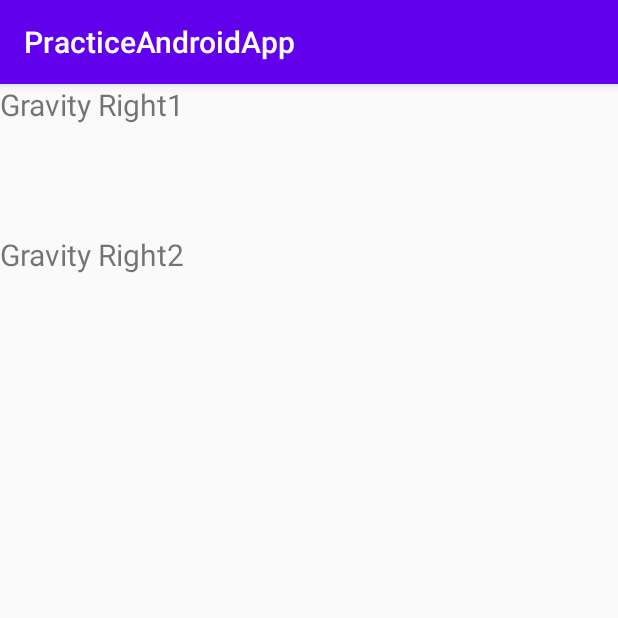
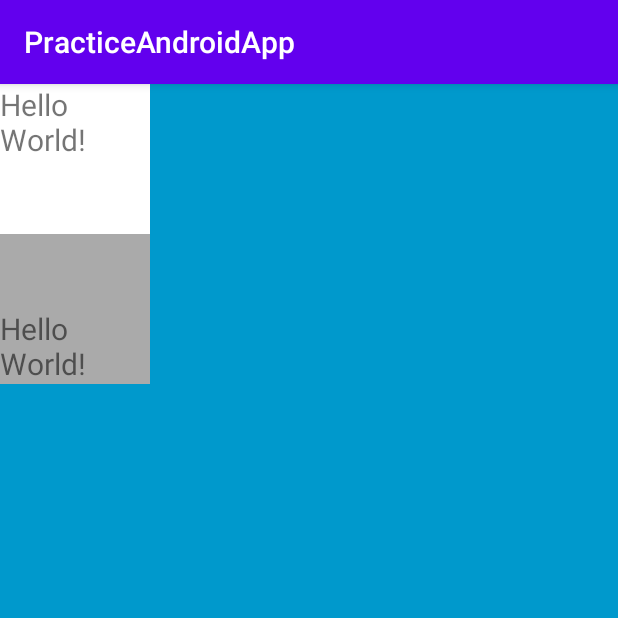
Before and after one commit to KnightOrKnave/AndroidPractice, an Android app: the Pract1Activity screen opened directly, with no data from a screen before it, on a phone screen of 412 x 824 dp, the top half of it. Run offline under Robolectric (Android 15) with nearby library versions, the phone set to English and light mode, and no system bars.

Commit message:
add pract1 動いた

```diff
--- a/app/src/main/java/com/example/practiceandroidapp/MainActivity.kt
+++ b/app/src/main/java/com/example/practiceandroidapp/MainActivity.kt
@@ -3,7 +3,9 @@ package com.example.practiceandroidapp
 import android.content.Intent
 import androidx.appcompat.app.AppCompatActivity
 import android.os.Bundle
+import android.util.Log
 import android.view.View
+import android.widget.Button
 
 class MainActivity : AppCompatActivity() {
 
@@ -12,12 +14,13 @@ class MainActivity : AppCompatActivity() {
         setContentView(R.layout.activity_main)
 
         //set pract1 button
-        findViewById<View>(R.id.button1).setOnClickListener(View.OnClickListener {
-            fun onClick(view:View){
-                val context=view
+        findViewById<Button>(R.id.button1).setOnClickListener{view ->
+            run {
+                Log.i("button", "button1 clicked")
+                val context = view
                     .context
-                    .startActivity(Intent(view.context,Pract1Activity::class.java))
+                    .startActivity(Intent(view.context, Pract1Activity::class.java))
             }
-        })
+        }
     }
 }
--- a/app/src/main/res/layout/activity_pract1.xml
+++ b/app/src/main/res/layout/activity_pract1.xml
@@ -1,20 +1,31 @@
 <?xml version="1.0" encoding="utf-8"?>
-<androidx.appcompat.widget.LinearLayoutCompat
-    xmlns:android="http://schemas.android.com/apk/res/android" android:layout_width="match_parent"
+<androidx.appcompat.widget.LinearLayoutCompat xmlns:android="http://schemas.android.com/apk/res/android"
+    android:layout_width="match_parent"
     android:layout_height="match_parent"
-    android:layout_gravity="bottom"
-    android:orientation="vertical">
-    <TextView
-        android:layout_width="180dp"
-        android:layout_height="100dp"
-        android:text="Gravity Right1"
-        android:textSize="20sp"/>
+    android:background="@android:color/holo_blue_dark">
 
-    <TextView
-        android:layout_width="180dp"
-        android:layout_height="100dp"
-        android:text="Gravity Right2"
-        android:textSize="20sp"/>
+    <LinearLayout
+        android:layout_width="wrap_content"
+        android:layout_height="match_parent"
+        android:layout_gravity="left"
+        android:orientation="vertical">
 
+        <TextView
+            android:id="@+id/textView1"
+            android:layout_width="100dip"
+            android:layout_height="100dip"
+            android:background="@android:color/white"
+            android:text="Hello World!"
+            android:textSize="20sp"/>
+
+        <TextView
+            android:id="@+id/textView2"
+            android:layout_width="100dip"
+            android:layout_height="100dip"
+            android:background="@android:color/darker_gray"
+            android:gravity="bottom"
+            android:text="Hello World!"
+            android:textSize="20sp"/>
+    </LinearLayout>
 
 </androidx.appcompat.widget.LinearLayoutCompat>
```
